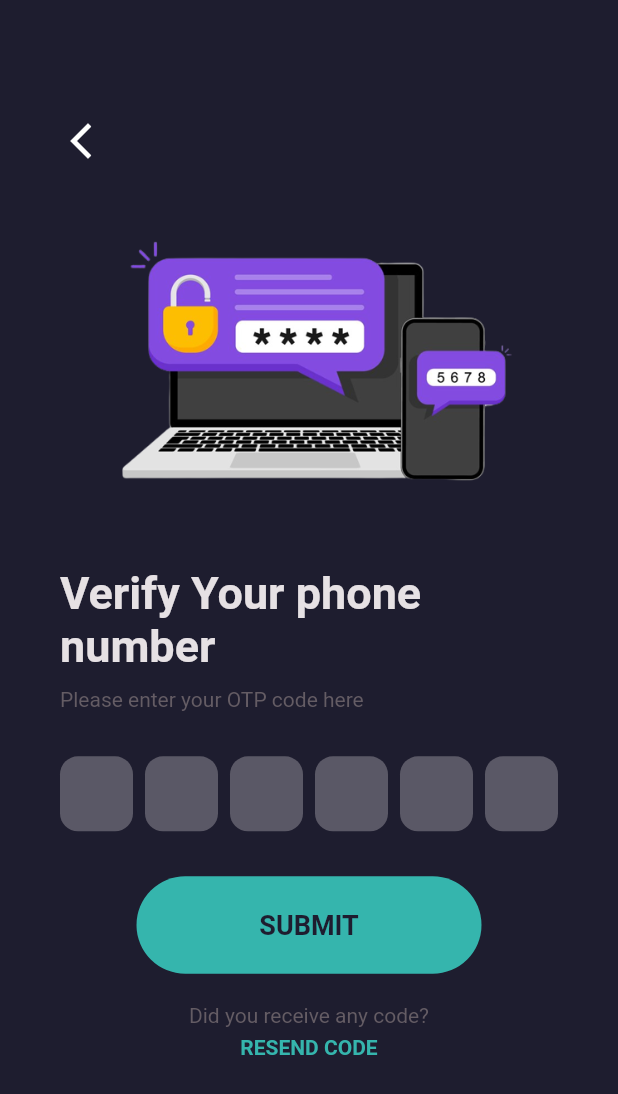
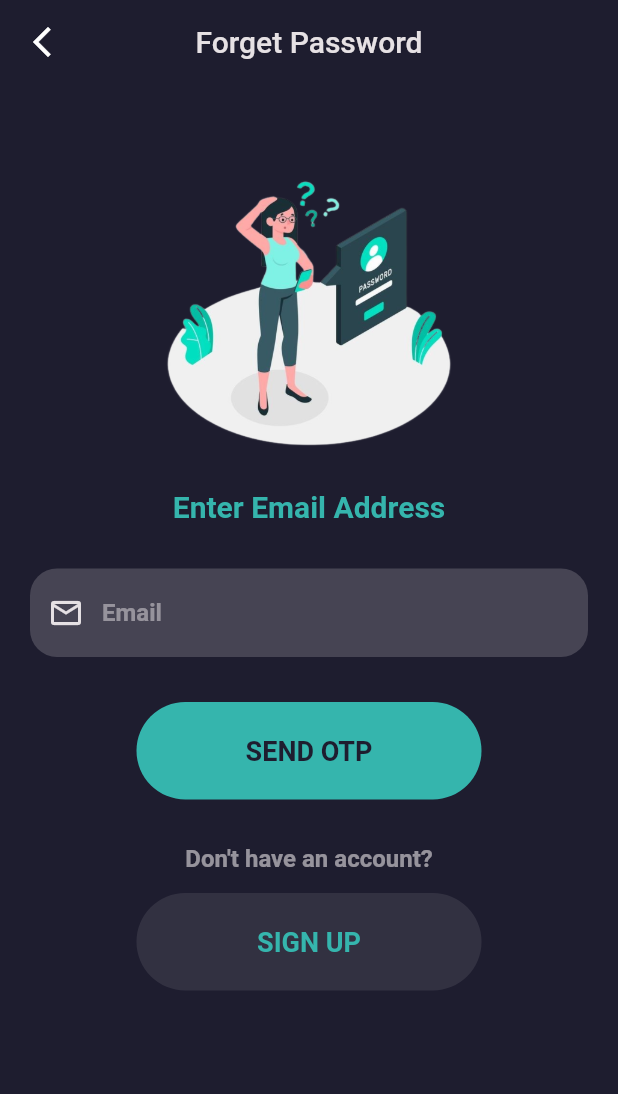
Before and after one commit to AyushPanchal/Firebase-Login-App, a Flutter app: the screen it shows after launch, on a phone screen of 412 x 824 dp. Shown: the top 1094 px of the screen. Run offline on Flutter 3.47's test engine with Material 2 defaults, Android fonts, the phone set to English and light mode, and no system bars; drawn by our look-alikes of pinput.

Commit message:
created auth folder and put all auth screens together

```diff
--- a/lib/main.dart
+++ b/lib/main.dart
@@ -1,14 +1,12 @@
 import 'package:flutter/material.dart';
-import 'package:login_app_firebase/screens/login_page.dart';
-import 'package:login_app_firebase/screens/otp_page.dart';
-import 'package:login_app_firebase/screens/signup_page.dart';
-// import 'package:login_app_firebase/screens/signup_page.dart';
+import 'screens/auth_screens/auth_exports.dart';
 
 void main() {
   runApp(
     MaterialApp(
-      initialRoute: OtpPage.id,
+      initialRoute: ForgetPasswordPage.id,
       routes: {
+        '/': (context) => const ForgetPasswordPage(),
         LoginPage.id: (context) => const LoginPage(),
         SignupPage.id: (context) => const SignupPage(),
         OtpPage.id: (context) => const OtpPage(),
@@ -16,7 +14,6 @@ void main() {
       theme: ThemeData(brightness: Brightness.dark),
       themeMode: ThemeMode.dark,
       debugShowCheckedModeBanner: false,
-      home: const LoginPage(),
     ),
   );
 }
--- /dev/null
+++ b/lib/screens/auth_screens/auth_exports.dart
@@ -0,0 +1,4 @@
+export 'signup_page.dart';
+export 'login_page.dart';
+export 'otp_page.dart';
+export 'forget_password_page.dart';
--- /dev/null
+++ b/lib/screens/auth_screens/forget_password_page.dart
@@ -0,0 +1,102 @@
+import 'package:flutter/material.dart';
+import 'package:login_app_firebase/constants/dimensions.dart';
+import 'otp_page.dart';
+import 'signup_page.dart';
+import 'package:login_app_firebase/widgets/custom_button.dart';
+import 'package:login_app_firebase/widgets/custom_text_field.dart';
+import '../../constants/colors.dart';
+
+class ForgetPasswordPage extends StatefulWidget {
+  static const id = "forget_password_page_id";
+  const ForgetPasswordPage({Key? key}) : super(key: key);
+
+  @override
+  State<ForgetPasswordPage> createState() => _ForgetPasswordPageState();
+}
+
+class _ForgetPasswordPageState extends State<ForgetPasswordPage> {
+  @override
+  Widget build(BuildContext context) {
+    return Scaffold(
+      backgroundColor: AppColours.primaryColor,
+      appBar: AppBar(
+        elevation: 0,
+        centerTitle: true,
+        title: const Text(
+          "Forget Password",
+          style: TextStyle(color: AppColours.activeColor),
+        ),
+        backgroundColor: AppColours.primaryColor,
+        leading: const Icon(Icons.arrow_back_ios_new),
+      ),
+      body: SingleChildScrollView(
+        child: Padding(
+          padding: const EdgeInsets.all(Dimensions.h20),
+          child: Column(
+            children: [
+              SizedBox(
+                height: Dimensions.h20 * 3 / 2,
+              ),
+              Center(
+                child: SizedBox(
+                  height: 200,
+                  child: Image.asset('assets/images/forget_password_ill.png'),
+                ),
+              ),
+              SizedBox(
+                height: Dimensions.h20,
+              ),
+              Text(
+                'Enter Email Address',
+                style: TextStyle(
+                  color: AppColours.componentsColor,
+                  fontWeight: FontWeight.bold,
+                  fontSize: 20,
+                ),
+              ),
+              SizedBox(
+                height: Dimensions.h20 * 3 / 2,
+              ),
+              CustomTextField(
+                fillColor: AppColours.activeColor.withOpacity(0.2),
+                prefixIcon: Icons.email_outlined,
+                hintText: "Email",
+              ),
+              SizedBox(
+                height: Dimensions.h20 * 3 / 2,
+              ),
+              GestureDetector(
+                  onTap: () {
+                    Navigator.pushNamed(context, OtpPage.id);
+                  },
+                  child: CustomButton(textData: "SEND OTP")),
+              SizedBox(
+                height: Dimensions.h20 * 3 / 2,
+              ),
+              Text(
+                "Don't have an account?",
+                style: TextStyle(
+                    color: AppColours.activeColor.withOpacity(0.6),
+                    fontSize: 16,
+                    fontWeight: FontWeight.w600),
+              ),
+              SizedBox(
+                height: Dimensions.h20 * 2 / 3,
+              ),
+              GestureDetector(
+                onTap: () {
+                  Navigator.pushNamed(context, SignupPage.id);
+                },
+                child: CustomButton(
+                  textData: "SIGN UP",
+                  backgroundColor: AppColours.activeColor.withOpacity(0.1),
+                  textDataColor: AppColours.componentsColor,
+                ),
+              )
+            ],
+          ),
+        ),
+      ),
+    );
+  }
+}
--- a/lib/screens/login_page.dart
+++ b/lib/screens/auth_screens/login_page.dart
@@ -1,10 +1,10 @@
 import 'package:flutter/gestures.dart';
 import 'package:flutter/material.dart';
 import 'package:login_app_firebase/constants/dimensions.dart';
-import 'package:login_app_firebase/screens/signup_page.dart';
+import 'signup_page.dart';
 import 'package:login_app_firebase/widgets/custom_button.dart';
-import '../constants/colors.dart';
-import '../widgets/custom_text_field.dart';
+import '../../constants/colors.dart';
+import '../../widgets/custom_text_field.dart';
 
 class LoginPage extends StatefulWidget {
   static const id = "login_page_id";
@@ -86,7 +86,7 @@ class _LoginPageState extends State<LoginPage> {
               const SizedBox(
                 height: Dimensions.h20 * 3 / 2,
               ),
-              const Center(
+              Center(
                 child: CustomButton(textData: "LOG IN"),
               ),
               const SizedBox(
--- a/lib/screens/signup_page.dart
+++ b/lib/screens/auth_screens/signup_page.dart
@@ -123,7 +123,7 @@ class _SignupPageState extends State<SignupPage> {
               const SizedBox(
                 height: Dimensions.h20 * 3 / 2,
               ),
-              const Center(
+              Center(
                 child: CustomButton(textData: "SIGN UP"),
               ),
               const SizedBox(
--- a/lib/widgets/custom_button.dart
+++ b/lib/widgets/custom_button.dart
@@ -4,13 +4,20 @@ import '../constants/colors.dart';
 
 class CustomButton extends StatelessWidget {
   final String textData;
-  const CustomButton({Key? key, required this.textData}) : super(key: key);
+  Color? textDataColor;
+  Color? backgroundColor;
+  CustomButton({
+    Key? key,
+    required this.textData,
+    this.backgroundColor = AppColours.componentsColor,
+    this.textDataColor = AppColours.primaryColor,
+  }) : super(key: key);
 
   @override
   Widget build(BuildContext context) {
     return Container(
       decoration: BoxDecoration(
-        color: AppColours.componentsColor,
+        color: backgroundColor,
         borderRadius: BorderRadius.circular(50),
       ),
       height: 65,
@@ -18,10 +25,8 @@ class CustomButton extends StatelessWidget {
       child: Center(
         child: Text(
           textData,
-          style: const TextStyle(
-              color: AppColours.primaryColor,
-              fontSize: 18,
-              fontWeight: FontWeight.bold),
+          style: TextStyle(
+              color: textDataColor, fontSize: 18, fontWeight: FontWeight.bold),
         ),
       ),
     );
```
Also changed, not shown: lib/screens/auth_screens/otp_page.dart (renamed from lib/screens/otp_page.dart, +4 -3 lines), assets/images/forget_password_ill.png (added), assets/images/login_page_ill.png (added).
